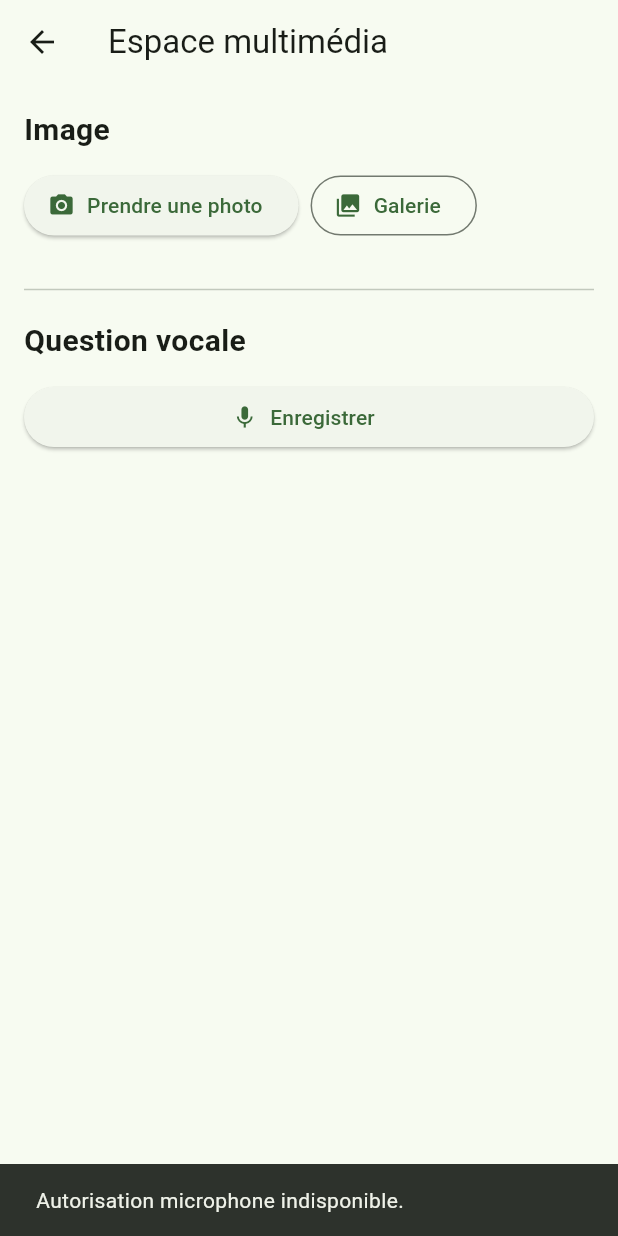
After one commit to OthmaneRahel/emsi-connect-flutter, a Flutter app: the MultimediaPage screen opened directly, after a tap on "Enregistrer", on a phone screen of 412 x 824 dp. The commit adds this screen. Run offline on Flutter 3.47's test engine with Material 3 defaults, Android fonts, the phone set to English and light mode, and no system bars; our stand-ins replace audioplayers, image_picker, permission_handler; missing offline and left inert: record.

Commit message:
TP5-2 – Multimédia Caméra, galerie, microphone et permissions

```diff
--- /dev/null
+++ b/lib/screens/multimedia_page.dart
@@ -0,0 +1,462 @@
+import 'dart:io';
+import 'dart:async';
+
+
+import 'package:flutter/foundation.dart';
+import 'package:flutter/material.dart';
+import 'package:image_picker/image_picker.dart';
+import 'package:record/record.dart';
+import 'package:audioplayers/audioplayers.dart';
+import 'package:permission_handler/permission_handler.dart';
+
+class MultimediaPage extends StatefulWidget {
+  const MultimediaPage({super.key});
+
+  @override
+  State<MultimediaPage> createState() => _MultimediaPageState();
+}
+
+class _MultimediaPageState extends State<MultimediaPage> {
+
+  final ImagePicker _picker = ImagePicker();
+  final AudioRecorder _recorder = AudioRecorder();
+  final AudioPlayer _player = AudioPlayer();
+
+  XFile? _image;
+  String? _audioPath;
+
+  int? _imageSize;
+
+  bool _recording = false;
+  bool _busy = false;
+
+
+  final Stopwatch _stopwatch = Stopwatch();
+  Timer? _timer;
+
+  int _recordingSeconds = 0;
+
+
+  void _message(String text) {
+    if (!mounted) return;
+
+    ScaffoldMessenger.of(context).showSnackBar(
+      SnackBar(content: Text(text)),
+    );
+  }
+
+
+  Future<void> _chooseImage(ImageSource source) async {
+    if (_busy) return;
+
+    setState(() => _busy = true);
+
+    try {
+      final XFile? selected = await _picker.pickImage(
+        source: source,
+        imageQuality: 75,
+      );
+
+      if (!mounted) return;
+
+      if (selected == null) {
+        _message('Sélection annulée.');
+        return;
+      }
+
+      final size = await selected.length();
+
+      if (!mounted) return;
+
+      setState(() {
+        _image = selected;
+        _imageSize = size;
+      });
+
+      _message('Image sélectionnée avec succès.');
+    } catch (e) {
+      _message('Impossible de récupérer l’image : $e');
+    } finally {
+      if (mounted) {
+        setState(() => _busy = false);
+      }
+    }
+  }
+
+
+  void _clearImage() {
+    setState(() {
+      _image = null;
+      _imageSize = null;
+    });
+
+    _message('Image supprimée.');
+  }
+
+
+  String _formatDuration(int seconds) {
+    final minutes = seconds ~/ 60;
+    final remainingSeconds = seconds % 60;
+
+    return '${minutes.toString().padLeft(2, '0')}:'
+        '${remainingSeconds.toString().padLeft(2, '0')}';
+  }
+
+
+  Future<bool> _ensureMicrophonePermission() async {
+    // Sur web : pas de permission native à gérer via permission_handler
+    if (kIsWeb) {
+      return true;
+    }
+
+    if (!Platform.isAndroid && !Platform.isIOS) {
+      return true;
+    }
+
+    PermissionStatus status = await Permission.microphone.status;
+
+    if (!status.isGranted) {
+      status = await Permission.microphone.request();
+    }
+
+    debugPrint('Permission microphone : $status');
+
+    // Cas 1 : permission définitivement refusée
+    if (status.isPermanentlyDenied) {
+      if (!mounted) return false;
+
+      await showDialog<void>(
+        context: context,
+        barrierDismissible: false,
+        builder: (dialogContext) {
+          return AlertDialog(
+            title: const Text('Permission microphone refusée'),
+            content: const Text(
+              'Vous avez définitivement refusé l’accès au microphone.\n\n'
+              'Pour enregistrer une question vocale, veuillez autoriser '
+              'le microphone dans les paramètres de l’application.',
+            ),
+            actions: [
+              TextButton(
+                onPressed: () => Navigator.pop(dialogContext),
+                child: const Text('Annuler'),
+              ),
+              ElevatedButton.icon(
+                icon: const Icon(Icons.settings),
+                label: const Text('Ouvrir les réglages'),
+                onPressed: () async {
+                  Navigator.pop(dialogContext);
+                  await openAppSettings();
+                },
+              ),
+            ],
+          );
+        },
+      );
+
+      return false;
+    }
+
+    // Cas 2 : refusée normalement
+    if (status.isDenied) {
+      _message('Permission microphone non autorisée.');
+      return false;
+    }
+
+    // Cas 3 : restreinte
+    if (status.isRestricted) {
+      _message('Permission microphone restreinte.');
+      return false;
+    }
+
+    return status.isGranted;
+  }
+
+
+  Future<void> _startRecording() async {
+    if (_busy || _recording) return;
+
+    setState(() => _busy = true);
+
+    try {
+      // Vérification de la permission (bonus inclus)
+      if (!await _ensureMicrophonePermission()) {
+        return;
+      }
+
+      // Vérifier l'autorisation du recorder
+      if (!await _recorder.hasPermission()) {
+        _message('Autorisation microphone indisponible.');
+        return;
+      }
+
+      // Chemin du fichier audio selon la plateforme
+      final String path = kIsWeb
+          ? 'question_emsi.webm'
+          : '${Directory.systemTemp.path}/question_emsi.m4a';
+
+      // Démarrer l'enregistrement
+      await _recorder.start(
+        const RecordConfig(
+          encoder: AudioEncoder.aacLc,
+        ),
+        path: path,
+      );
+
+      if (!mounted) return;
+
+      setState(() {
+        _recording = true;
+        _recordingSeconds = 0;
+        _audioPath = null;
+      });
+
+      _stopwatch
+        ..reset()
+        ..start();
+
+      _timer = Timer.periodic(
+        const Duration(seconds: 1),
+        (timer) {
+          if (mounted) {
+            setState(() {
+              _recordingSeconds = _stopwatch.elapsed.inSeconds;
+            });
+          }
+        },
+      );
+
+      _message('Enregistrement démarré.');
+    } catch (e) {
+      _message('Enregistrement impossible : $e');
+    } finally {
+      if (mounted) {
+        setState(() => _busy = false);
+      }
+    }
+  }
+
+
+  Future<void> _stopRecording() async {
+    if (!_recording || _busy) return;
+
+    setState(() => _busy = true);
+
+    try {
+      // Arrêter le recorder : retourne un chemin (mobile) ou une blob URL (web)
+      final path = await _recorder.stop();
+
+      _stopwatch.stop();
+
+      _timer?.cancel();
+      _timer = null;
+
+      if (!mounted) return;
+
+      setState(() {
+        _recording = false;
+        _audioPath = path;
+        _recordingSeconds = _stopwatch.elapsed.inSeconds;
+      });
+
+      _message(
+        path == null
+            ? 'Aucun fichier enregistré.'
+            : 'Question vocale enregistrée.',
+      );
+    } catch (e) {
+      _message('Erreur lors de l’arrêt : $e');
+    } finally {
+      _stopwatch.stop();
+      _timer?.cancel();
+      _timer = null;
+
+      if (mounted) {
+        setState(() {
+          _recording = false;
+          _busy = false;
+        });
+      }
+    }
+  }
+
+
+  Future<void> _playAudio() async {
+    if (_audioPath == null || _recording || _busy) return;
+
+    try {
+      await _player.stop();
+
+      if (kIsWeb) {
+        // Sur web, _audioPath est une blob URL → UrlSource
+        await _player.play(UrlSource(_audioPath!));
+      } else {
+        await _player.play(DeviceFileSource(_audioPath!));
+      }
+    } catch (e) {
+      _message('Lecture impossible : $e');
+    }
+  }
+
+
+  @override
+  void dispose() {
+    _timer?.cancel();
+    _stopwatch.stop();
+
+    _recorder.dispose();
+    _player.dispose();
+
+    super.dispose();
+  }
+
+
+  @override
+  Widget build(BuildContext context) {
+    return PopScope(
+      canPop: !_recording,
+      onPopInvokedWithResult: (didPop, result) {
+        if (!didPop && _recording) {
+          _message('Veuillez arrêter l’enregistrement avant de quitter.');
+        }
+      },
+      child: Scaffold(
+        appBar: AppBar(
+          title: const Text('Espace multimédia'),
+        ),
+        body: ListView(
+          padding: const EdgeInsets.all(16),
+          children: [
+
+            const Text(
+              'Image',
+              style: TextStyle(
+                fontSize: 20,
+                fontWeight: FontWeight.bold,
+              ),
+            ),
+
+            const SizedBox(height: 12),
+
+            Wrap(
+              spacing: 8,
+              runSpacing: 8,
+              children: [
+                ElevatedButton.icon(
+                  onPressed: _busy
+                      ? null
+                      : () => _chooseImage(ImageSource.camera),
+                  icon: const Icon(Icons.camera_alt),
+                  label: const Text('Prendre une photo'),
+                ),
+                OutlinedButton.icon(
+                  onPressed: _busy
+                      ? null
+                      : () => _chooseImage(ImageSource.gallery),
+                  icon: const Icon(Icons.photo_library),
+                  label: const Text('Galerie'),
+                ),
+              ],
+            ),
+
+            const SizedBox(height: 12),
+
+            if (_image != null) ...[
+              kIsWeb
+                  ? Image.network(
+                      _image!.path,
+                      height: 190,
+                    )
+                  : Image.file(
+                      File(_image!.path),
+                      height: 190,
+                    ),
+
+              const SizedBox(height: 10),
+
+              Text('Nom : ${_image!.name}'),
+
+              Text('Taille : ${_imageSize ?? 0} octets'),
+
+              const SizedBox(height: 8),
+
+              TextButton.icon(
+                onPressed: _clearImage,
+                icon: const Icon(Icons.delete_outline),
+                label: const Text('Effacer l’image'),
+                style: TextButton.styleFrom(
+                  foregroundColor: Colors.red,
+                ),
+              ),
+            ],
+
+            const Divider(height: 40),
+
+
+            const Text(
+              'Question vocale',
+              style: TextStyle(
+                fontSize: 20,
+                fontWeight: FontWeight.bold,
+              ),
+            ),
+
+            const SizedBox(height: 12),
+
+            ElevatedButton.icon(
+              onPressed: _busy
+                  ? null
+                  : (_recording ? _stopRecording : _startRecording),
+              icon: Icon(_recording ? Icons.stop : Icons.mic),
+              label: Text(_recording ? 'Arrêter' : 'Enregistrer'),
+              style: ElevatedButton.styleFrom(
+                backgroundColor: _recording ? Colors.red : null,
+                foregroundColor: _recording ? Colors.white : null,
+              ),
+            ),
+
+            if (_recording || _recordingSeconds > 0) ...[
+              const SizedBox(height: 12),
+              Row(
+                children: [
+                  Icon(
+                    Icons.circle,
+                    color: _recording ? Colors.red : Colors.grey,
+                    size: 12,
+                  ),
+                  const SizedBox(width: 8),
+                  Text(
+                    _recording
+                        ? 'Enregistrement en cours'
+                        : 'Durée de l’enregistrement',
+                  ),
+                  const Spacer(),
+                  Text(
+                    _formatDuration(_recordingSeconds),
+                    style: TextStyle(
+                      fontSize: 20,
+                      fontWeight: FontWeight.bold,
+                      color: _recording ? Colors.red : Colors.black,
+                    ),
+                  ),
+                ],
+              ),
+            ],
+
+            if (_audioPath != null)
+              OutlinedButton.icon(
+                onPressed: _playAudio,
+                icon: const Icon(Icons.play_arrow),
+                label: const Text('Écouter l’enregistrement'),
+              ),
+
+            if (_busy) ...[
+              const SizedBox(height: 12),
+              const LinearProgressIndicator(),
+            ],
+          ],
+        ),
+      ),
+    );
+  }
+}
--- a/pubspec.yaml
+++ b/pubspec.yaml
@@ -34,6 +34,10 @@ dependencies:
   # The following adds the Cupertino Icons font to your application.
   # Use with the CupertinoIcons class for iOS style icons.
   cupertino_icons: ^1.0.8
+  image_picker: ^1.2.4
+  record: ^7.2.0
+  audioplayers: ^6.8.1
+  permission_handler: ^13.0.2
 
 dev_dependencies:
   flutter_test:
```
Also changed, not shown: lib/screens/home_page.dart (+11 -0 lines), pubspec.lock, 7 other files.
